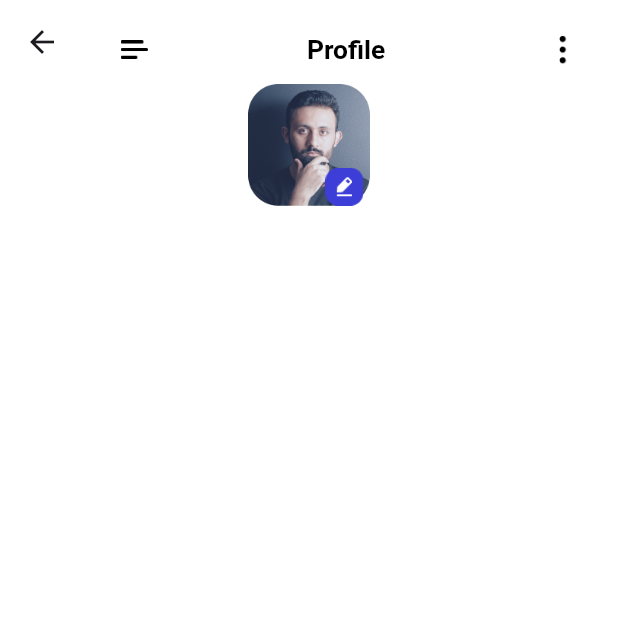
After one commit to princeragh1801/online-learning-platform, a Flutter app: the ProfilePage screen opened directly, on a phone screen of 412 x 824 dp, the top half of it. The commit adds this screen. Run offline on Flutter 3.47's test engine with Material 3 defaults, Android fonts, the phone set to English and light mode, and no system bars; our stand-ins replace bloc, cloud_firestore, dots_indicator, firebase_auth, firebase_core, flutter_bloc and 3 more; accounts and stored records are empty.

Commit message:
works on profile section

```diff
--- a/lib/pages/application/widgets/application_widgets.dart
+++ b/lib/pages/application/widgets/application_widgets.dart
@@ -2,6 +2,7 @@
 import 'package:flutter_screenutil/flutter_screenutil.dart';
 import 'package:ulearning_app/common/values/colors.dart';
 import 'package:ulearning_app/pages/home/home_page.dart';
+import 'package:ulearning_app/pages/profile/profile.dart';
 
 Widget buildPage(int index) {
   List<Widget> widgets = const [
@@ -9,7 +10,7 @@
     Center(child: Text('Search')),
     Center(child: Text('Course')),
     Center(child: Text('Chat')),
-    Center(child: Text('Profile')),
+    ProfilePage()
   ];
   return widgets[index];
 }
--- a/lib/pages/home/widgets/home_page_widgets.dart
+++ b/lib/pages/home/widgets/home_page_widgets.dart
@@ -229,10 +229,11 @@
 
 Widget courseGrid() {
   return Container(
+    padding: EdgeInsets.all(12.w),
     height: 100,
     width: 100,
     decoration: BoxDecoration(
-        color: Colors.red,
+        // color: Colors.red,
         borderRadius: BorderRadius.all(Radius.circular(12.w)),
         image: const DecorationImage(
             image: AssetImage('assets/icons/image(4).png'), fit: BoxFit.cover)),
@@ -256,10 +257,11 @@
         overflow: TextOverflow.fade,
         maxLines: 1,
         textAlign: TextAlign.left,
+        softWrap: false,
         style: TextStyle(
           fontSize: 8.sp,
-          color: AppColors.primaryElementText,
-          fontWeight: FontWeight.bold,
+          color: AppColors.primaryFourElementText,
+          fontWeight: FontWeight.normal,
         ),
       )
     ]),
--- /dev/null
+++ b/lib/pages/profile/profile.dart
@@ -0,0 +1,30 @@
+import 'package:flutter/material.dart';
+import 'package:flutter_screenutil/flutter_screenutil.dart';
+import 'package:ulearning_app/common/values/colors.dart';
+import '../profile/widgets/profile_widgets.dart';
+
+class ProfilePage extends StatefulWidget {
+  const ProfilePage({super.key});
+
+  @override
+  State<ProfilePage> createState() => _ProfilePageState();
+}
+
+class _ProfilePageState extends State<ProfilePage> {
+  @override
+  Widget build(BuildContext context) {
+    return Scaffold(
+      backgroundColor: AppColors.primaryBackground,
+      appBar: buildAppBar(),
+      body: SingleChildScrollView(
+          child: SizedBox(
+        width: MediaQuery.of(context).size.width,
+        child: Column(
+            crossAxisAlignment: CrossAxisAlignment.center,
+            children: [
+              profileIconAndEditButton()
+            ]),
+      )),
+    );
+  }
+}
--- /dev/null
+++ b/lib/pages/profile/widgets/profile_widgets.dart
@@ -0,0 +1,51 @@
+import 'package:flutter/material.dart';
+import 'package:flutter_screenutil/flutter_screenutil.dart';
+import 'package:ulearning_app/common/values/colors.dart';
+
+AppBar buildAppBar() {
+  return AppBar(
+    title: Container(
+      margin: EdgeInsets.only(left: 7.w, right: 7.w, top: 10.h),
+      child: Row(
+          crossAxisAlignment: CrossAxisAlignment.center,
+          mainAxisAlignment: MainAxisAlignment.spaceBetween,
+          children: [
+            SizedBox(
+              width: 18.w,
+              height: 12.h,
+              child: Image.asset("assets/icons/menu.png"),
+            ),
+            Text(
+              "Profile",
+              style: TextStyle(
+                  color: AppColors.primaryText,
+                  fontWeight: FontWeight.bold,
+                  fontSize: 16.sp),
+            ),
+            SizedBox(
+              width: 24.w,
+              height: 24.h,
+              child: Image.asset("assets/icons/more-vertical.png"),
+            ),
+          ]),
+    ),
+  );
+}
+
+Widget profileIconAndEditButton() {
+  return Container(
+    alignment: Alignment.bottomRight,
+    padding: EdgeInsets.only(right: 6.w),
+    width: 80.w,
+    height: 80.h,
+    decoration: BoxDecoration(
+        borderRadius: BorderRadius.circular(20.h),
+        image: const DecorationImage(
+            image: AssetImage("assets/icons/headpic.png"))),
+    child: Image(
+      image: const AssetImage('assets/icons/edit_3.png'),
+      width: 25.w,
+      height: 25.h,
+    ),
+  );
+}
```
